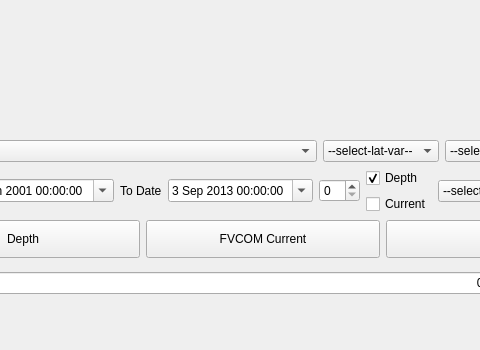
Above: ui/mapwindow.ui from epifanio/planetsasha before the change; both pictures show x 104 to 584 and y 0 to 350 of the 1255 by 626 pixel window. Below: the same form after it.
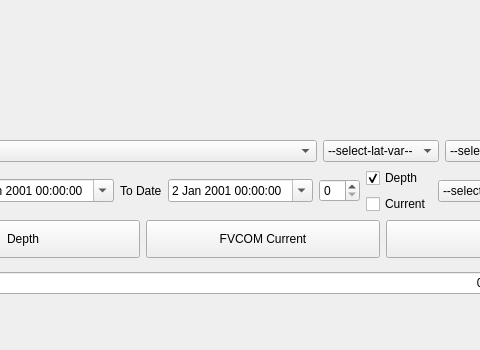
That is the form after the change. Icons and pictures are not drawn.

The edit to the form file:
```diff
--- a/ui/mapwindow.ui
+++ b/ui/mapwindow.ui
@@ -160,9 +160,9 @@
        <widget class="QDateTimeEdit" name="dtTo">
         <property name="date">
          <date>
-          <year>2013</year>
-          <month>9</month>
-          <day>3</day>
+          <year>2001</year>
+          <month>1</month>
+          <day>2</day>
          </date>
         </property>
         <property name="calendarPopup">
```
Left out of the diff: 2 changed lines with no effect on the pictures.
